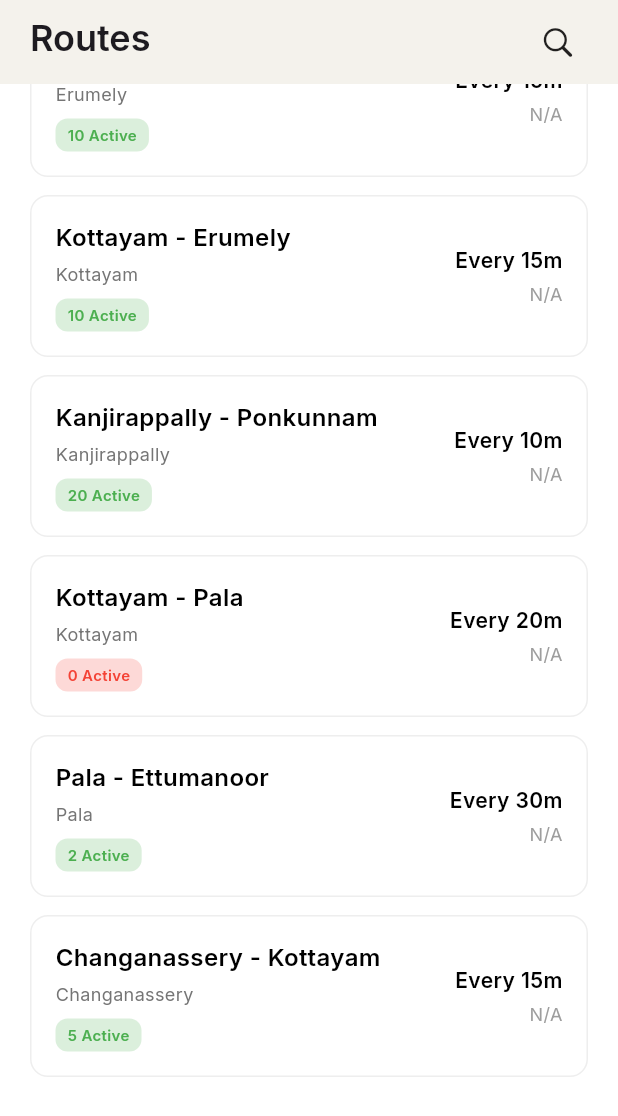
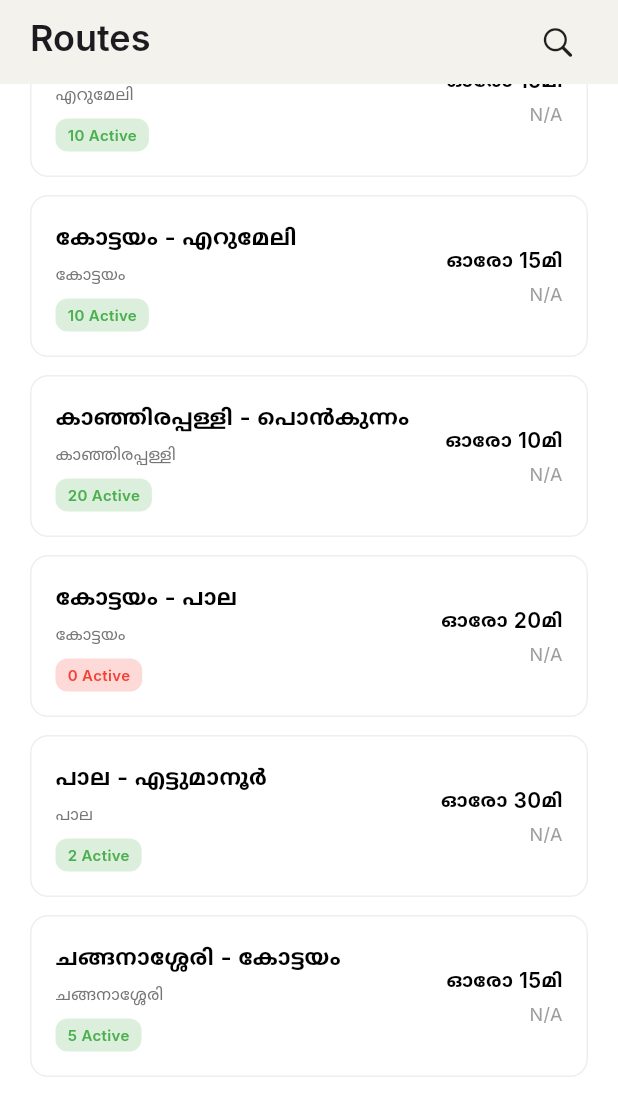
Before and after one commit to Albinthomas2005/Yathrikan, a Flutter app: the RouteScreen screen opened directly, scrolled down 840 dp, on a phone screen of 412 x 824 dp. Shown: the top 1116 px of the screen. Run offline on Flutter 3.47's test engine with Material 3 defaults, Android fonts, the phone set to English and light mode, and no system bars; our stand-ins replace cloud_firestore, firebase_auth, firebase_core, flutter_animate, flutter_local_notifications, flutter_map and 12 more; missing offline and left inert: mobile_scanner, razorpay_flutter; accounts and stored records are empty; network calls fail.

Commit message:
fixed small errors

```diff
--- a/lib/screens/route_screen.dart
+++ b/lib/screens/route_screen.dart
@@ -915,7 +915,8 @@ class _RouteScreenState extends State<RouteScreen> {
                 child: Row(
                   mainAxisAlignment: MainAxisAlignment.spaceBetween,
                   children: [
-                    Container(
+                    Flexible(
+                      child: Container(
                         padding: const EdgeInsets.symmetric(
                           horizontal: 12,
                           vertical: 8,
@@ -927,6 +928,7 @@ class _RouteScreenState extends State<RouteScreen> {
                           borderRadius: BorderRadius.circular(20),
                         ),
                         child: Row(
+                          mainAxisSize: MainAxisSize.min,
                           children: [
                             const Icon(
                               CupertinoIcons.bus,
@@ -934,17 +936,22 @@ class _RouteScreenState extends State<RouteScreen> {
                               size: 16,
                             ),
                             const SizedBox(width: 6),
-                          Text(
+                            Flexible(
+                              child: Text(
                                 '$activeBuses ${AppLocalizations.of(context).translate("buses_active_nearby")}',
+                                overflow: TextOverflow.ellipsis,
                                 style: TextStyle(
                                   fontSize: 12,
                                   fontWeight: FontWeight.w600,
                                   color: isDark ? Colors.white : Colors.black,
                                 ),
                               ),
+                            ),
                           ],
                         ),
                       ),
+                    ),
+                    const SizedBox(width: 8),
                     GestureDetector(
                       onTap: () {
                         Navigator.push(
@@ -956,7 +963,7 @@ class _RouteScreenState extends State<RouteScreen> {
                       },
                       child: Container(
                         padding: const EdgeInsets.symmetric(
-                          horizontal: 16,
+                          horizontal: 14,
                           vertical: 8,
                         ),
                         decoration: BoxDecoration(
@@ -964,6 +971,7 @@ class _RouteScreenState extends State<RouteScreen> {
                           borderRadius: BorderRadius.circular(20),
                         ),
                         child: Row(
+                          mainAxisSize: MainAxisSize.min,
                           children: [
                             const Icon(
                               CupertinoIcons.map_fill,
--- a/lib/services/bus_location_service.dart
+++ b/lib/services/bus_location_service.dart
@@ -562,53 +562,53 @@ class BusLocationService {
     return [
       RouteModel(
         id: '1',
-        name: 'Erumely - Kottayam',
-        fromLocation: 'Erumely',
-        toLocation: 'Kottayam',
-        frequency: 'Every 15m',
+        name: 'എറുമേലി - കോട്ടയം',
+        fromLocation: 'എറുമേലി',
+        toLocation: 'കോട്ടയം',
+        frequency: 'ഓരോ 15മി',
         activeBuses: _buses.where((b) => b.routeName == 'Erumely - Kottayam' && b.status == 'RUNNING').length,
       ),
       RouteModel(
         id: '2',
-        name: 'Kottayam - Erumely',
-        fromLocation: 'Kottayam',
-        toLocation: 'Erumely',
-        frequency: 'Every 15m',
+        name: 'കോട്ടയം - എറുമേലി',
+        fromLocation: 'കോട്ടയം',
+        toLocation: 'എറുമേലി',
+        frequency: 'ഓരോ 15മി',
         activeBuses: _buses.where((b) => b.routeName == 'Kottayam - Erumely' && b.status == 'RUNNING').length,
       ),
       RouteModel(
         id: '3',
-        name: 'Kanjirappally - Ponkunnam',
-        fromLocation: 'Kanjirappally',
-        toLocation: 'Ponkunnam',
-        frequency: 'Every 10m',
+        name: 'കാഞ്ഞിരപ്പള്ളി - പൊൻകുന്നം',
+        fromLocation: 'കാഞ്ഞിരപ്പള്ളി',
+        toLocation: 'പൊൻകുന്നം',
+        frequency: 'ഓരോ 10മി',
         activeBuses: _buses.where((b) => b.status == 'RUNNING' &&
             _isBusOnSegment(b, 'Kanjirappally', 'Ponkunnam')).length,
       ),
        RouteModel(
         id: '4',
-        name: 'Kottayam - Pala',
-        fromLocation: 'Kottayam',
-        toLocation: 'Pala',
-        frequency: 'Every 20m',
+        name: 'കോട്ടയം - പാല',
+        fromLocation: 'കോട്ടയം',
+        toLocation: 'പാല',
+        frequency: 'ഓരോ 20മി',
         activeBuses: 0,
         isActive: false,
       ),
       RouteModel(
         id: '5',
-        name: 'Pala - Ettumanoor',
-        fromLocation: 'Pala',
-        toLocation: 'Ettumanoor',
-        frequency: 'Every 30m',
+        name: 'പാല - എട്ടുമാനൂർ',
+        fromLocation: 'പാല',
+        toLocation: 'എട്ടുമാനൂർ',
+        frequency: 'ഓരോ 30മി',
         activeBuses: 2,
         isActive: true,
       ),
       RouteModel(
         id: '6',
-        name: 'Changanassery - Kottayam',
-        fromLocation: 'Changanassery',
-        toLocation: 'Kottayam',
-        frequency: 'Every 15m',
+        name: 'ചങ്ങനാശ്ശേരി - കോട്ടയം',
+        fromLocation: 'ചങ്ങനാശ്ശേരി',
+        toLocation: 'കോട്ടയം',
+        frequency: 'ഓരോ 15മി',
         activeBuses: 5,
         isActive: true,
       ),
@@ -628,37 +628,37 @@ class BusLocationService {
     return [
       RouteModel(
         id: '3',
-        name: 'Kanjirappally - Ponkunnam',
-        fromLocation: 'Kanjirappally',
-        toLocation: 'Ponkunnam',
-        frequency: 'Every 10m',
+        name: 'കാഞ്ഞിരപ്പള്ളി - പൊൻകുന്നം',
+        fromLocation: 'കാഞ്ഞിരപ്പള്ളി',
+        toLocation: 'പൊൻകുന്നം',
+        frequency: 'ഓരോ 10മി',
         activeBuses: 8,
         isTrending: true,
       ),
       RouteModel(
         id: '1',
-        name: 'Erumely - Kottayam',
-        fromLocation: 'Erumely',
-        toLocation: 'Kottayam',
-        frequency: 'Every 15m',
+        name: 'എറുമേലി - കോട്ടയം',
+        fromLocation: 'എറുമേലി',
+        toLocation: 'കോട്ടയം',
+        frequency: 'ഓരോ 15മി',
         activeBuses: 12,
         isFastest: true,
       ),
       RouteModel(
         id: '6',
-        name: 'Changanassery - Kottayam',
-        fromLocation: 'Changanassery',
-        toLocation: 'Kottayam',
-        frequency: 'Every 15m',
+        name: 'ചങ്ങനാശ്ശേരി - കോട്ടയം',
+        fromLocation: 'ചങ്ങനാശ്ശേരി',
+        toLocation: 'കോട്ടയം',
+        frequency: 'ഓരോ 15മി',
         activeBuses: 5,
         isActive: true,
       ),
       RouteModel(
         id: '5',
-        name: 'Pala - Ettumanoor',
-        fromLocation: 'Pala',
-        toLocation: 'Ettumanoor',
-        frequency: 'Every 30m',
+        name: 'പാല - എട്ടുമാനൂർ',
+        fromLocation: 'പാല',
+        toLocation: 'എട്ടുമാനൂർ',
+        frequency: 'ഓരോ 30മി',
         activeBuses: 2,
         isActive: true,
       ),
@@ -673,12 +673,12 @@ class BusLocationService {
       bus.route = _interpolatedRoute;
     }
     _buses.add(bus);
-    _busStreamController.add(List.from(_buses));
+    _busStreamController.add([...List.from(_buses), ...List.from(_mbtaBuses)]);
   }
 
   void removeBus(String busId) {
     _buses.removeWhere((b) => b.busId == busId);
-    _busStreamController.add(List.from(_buses));
+    _busStreamController.add([...List.from(_buses), ...List.from(_mbtaBuses)]);
   }
 
   void updateBusStatus(String busId, String status) {
@@ -689,55 +689,108 @@ class BusLocationService {
     } catch (e) { debugPrint("Bus not found: $busId"); }
   }
 
+  // ── Stop order along the main route (Erumely → Kottayam) ────────────────
+  // Index 0 = start, higher index = closer to Kottayam.
+  // Route B is the same list reversed.
+  static const List<String> _routeStopsA = [
+    'erumely', 'koovappally', 'kanjirappally', 'ponkunnam', 'kottayam',
+    'changanassery', 'pala', 'ettumanoor', 'thalayolaparambu', 'kumarakom',
+  ];
+
+  // Translate any user-typed name (English or Malayalam) to the normalised key.
+  static const Map<String, String> _placeNorm = {
+    // English variants
+    'erumely': 'erumely', 'koovappally': 'koovappally',
+    'kanjirappally': 'kanjirappally', 'ponkunnam': 'ponkunnam',
+    'kottayam': 'kottayam', 'changanassery': 'changanassery',
+    'pala': 'pala', 'ettumanoor': 'ettumanoor',
+    'thalayolaparambu': 'thalayolaparambu', 'kumarakom': 'kumarakom',
+    'mundakayam': 'mundakayam',
+    // Malayalam equivalents
+    'എറുമേലി': 'erumely',
+    'കൂവപ്പള്ളി': 'koovappally',
+    'കാഞ്ഞിരപ്പള്ളി': 'kanjirappally',
+    'പൊൻകുന്നം': 'ponkunnam',
+    'കോട്ടയം': 'kottayam',
+    'ചങ്ങനാശ്ശേരി': 'changanassery',
+    'പാല': 'pala',
+    'എട്ടുമാനൂർ': 'ettumanoor',
+  };
+
+  String _norm(String input) =>
+      _placeNorm[input.trim()] ?? _placeNorm[input.trim().toLowerCase()] ?? input.trim().toLowerCase();
+
+  /// Return the keyPlaces LatLng for a normalised stop name.
+  LatLng? _latLngForStop(String normName) {
+    // keyPlaces uses Title-Case English keys
+    for (final entry in keyPlaces.entries) {
+      if (entry.key.toLowerCase() == normName) return entry.value;
+    }
+    return null;
+  }
+
   List<Map<String, dynamic>> findBusesForUser({
     required String startLocation,
     required String endLocation,
     required TimeOfDay userCurrentTime,
   }) {
-    // Normalize inputs
-    final from = startLocation.trim();
-    final to = endLocation.trim();
+    final fromNorm = _norm(startLocation);
+    final toNorm   = _norm(endLocation);
 
-    // Filter buses based on route direction
+    // Determine route direction from stop-order indices
+    final fromIdx = _routeStopsA.indexOf(fromNorm);
+    final toIdx   = _routeStopsA.indexOf(toNorm);
+
+    String? requiredRouteName; // null = show all matching
+    if (fromIdx != -1 && toIdx != -1) {
+      if (fromIdx < toIdx) {
+        requiredRouteName = 'Erumely - Kottayam'; // travelling toward Kottayam
+      } else {
+        requiredRouteName = 'Kottayam - Erumely';  // travelling toward Erumely
+      }
+    } else if (fromNorm.contains('erumely') || toNorm.contains('kottayam')) {
+      requiredRouteName = 'Erumely - Kottayam';
+    } else if (fromNorm.contains('kottayam') || toNorm.contains('erumely')) {
+      requiredRouteName = 'Kottayam - Erumely';
+    }
+
+    // Use the 'from' stop coordinates so isIncoming checks relative to that stop,
+    // not the user's GPS. This ensures only buses that haven't passed 'from' yet appear.
+    final fromLatLng = _latLngForStop(fromNorm);
+
     final matchingBuses = _buses.where((b) {
       if (b.status != 'RUNNING') return false;
-
-      // Check if bus route matches request
-      // We do a simple contains check or directional check
-      // For now, we assume direct match on 'from' and 'to' in routeName or bus properties
-
-      bool matchesDirection = false;
-      if (from.toLowerCase().contains("erumely") && to.toLowerCase().contains("kottayam")) {
-        matchesDirection = b.routeName.contains("Erumely - Kottayam");
-      } else if (from.toLowerCase().contains("kottayam") && to.toLowerCase().contains("erumely")) {
-        matchesDirection = b.routeName.contains("Kottayam - Erumely");
-      } else {
-        // If query is generic or partial (e.g. from Koovappally to Kanjirappally)
-        // We'd need more complex logic. For now, default to returning all if vague,
-        // or strict matching if specific.
-        // Let's implement a 'contains' logic based on stops if we had them.
-        // For MVP, if start/end aren't the terminals, just return buses going in the general direction?
-        // Or simpler: match 'to' destination.
-
-        matchesDirection = b.to.toLowerCase() == to.toLowerCase();
+      if (requiredRouteName != null && !b.routeName.contains(requiredRouteName)) {
+        return false;
       }
-
-      return matchesDirection && isIncoming(b);
+      // Bus must not have passed the 'from' stop yet
+      return isIncoming(b, relativeTo: fromLatLng);
     }).toList();
 
-    matchingBuses.sort((a, b) => etaMinutes(a).compareTo(etaMinutes(b)));
+    matchingBuses.sort((a, b) => etaMinutes(a, relativeTo: fromLatLng)
+        .compareTo(etaMinutes(b, relativeTo: fromLatLng)));
+
+    // Estimate travel time as distance from from-stop to to-stop
+    final toLatLng = _latLngForStop(toNorm);
+    int travelMin = 45;
+    if (fromLatLng != null && toLatLng != null) {
+      final distM = const Distance().as(LengthUnit.Meter, fromLatLng, toLatLng);
+      travelMin = (distM / (30000 / 60)).ceil(); // ~30 km/h average
+    }
 
     return matchingBuses.map((b) {
-      final eta = etaMinutes(b);
+      final arrivalEta = etaMinutes(b, relativeTo: fromLatLng);
       final now = DateTime.now();
-      final reach = now.add(Duration(minutes: eta + 45));
+      final reach = now.add(Duration(minutes: arrivalEta + travelMin));
       return {
-        'busName': b.busName, 'arrivalTime': "$eta min",
-        'reachTime': "${reach.hour}:${reach.minute.toString().padLeft(2, '0')}",
-        'duration': "45 min"
+        'busName': b.busName,
+        'arrivalTime': arrivalEta == 0 ? 'Now' : '$arrivalEta min',
+        'reachTime': '${reach.hour}:${reach.minute.toString().padLeft(2, '0')}',
+        'duration': '$travelMin min',
       };
     }).toList();
   }
+
 
   List<LatLng> _generateDenseRoute(List<LatLng> wp, double stepMeters) {
     List<LatLng> dense = [];
```
Lines whose indentation alone changed are shown as unchanged.
